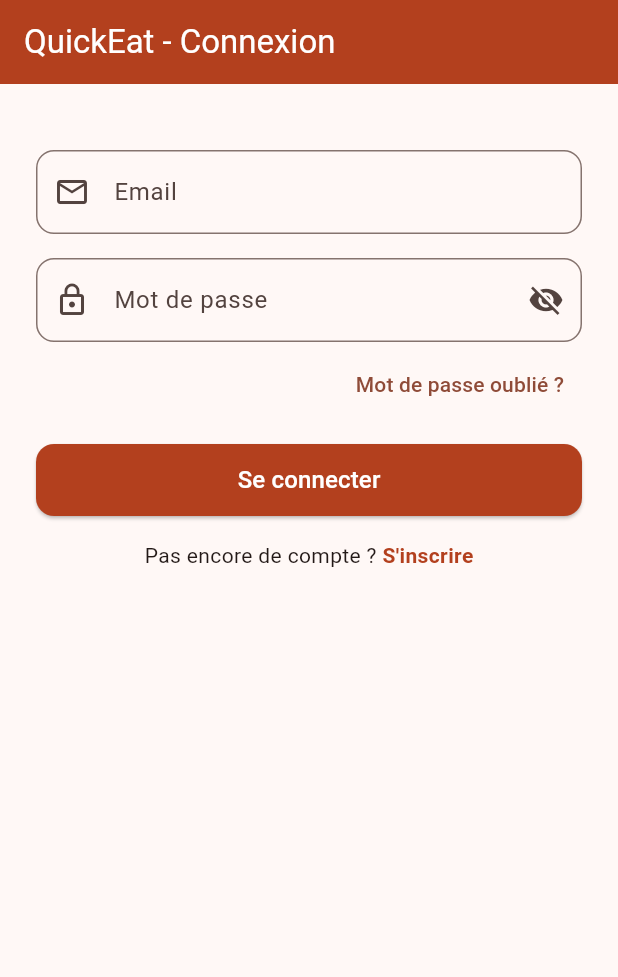
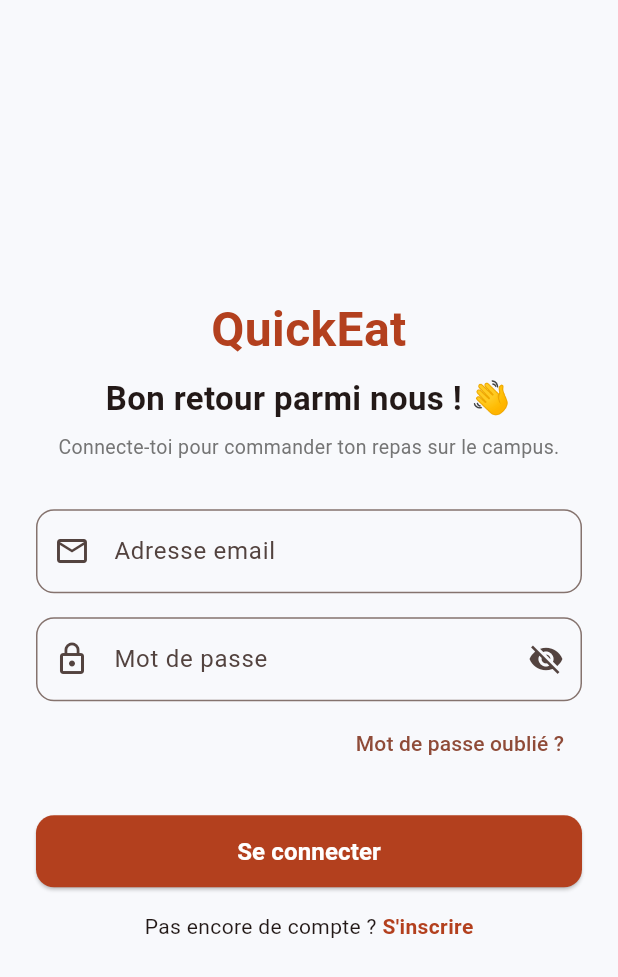
Before and after one commit to DavFilsDev/quick-eat-app, a Flutter app: the screen it shows after launch, on a phone screen of 412 x 824 dp. Shown: the top 977 px of the screen. Run offline on Flutter 3.47's test engine with Material 3 defaults, Android fonts, the phone set to English and light mode, and no system bars; our stand-ins replace cached_network_image, cloud_firestore, firebase_auth, firebase_core; accounts and stored records are empty.

Commit message:
feat(auth): align LoginScreen header and styling with Figma mockup

```diff
--- a/lib/features/auth/presentation/screens/login_screen.dart
+++ b/lib/features/auth/presentation/screens/login_screen.dart
@@ -1,4 +1,3 @@
-// login_screen.dart (version lisible et accessible)
 import 'package:flutter/material.dart';
 
 import '../../../../core/constants/app_colors.dart';
@@ -69,22 +68,45 @@ class _LoginScreenState extends State<LoginScreen> {
     final isLoading = _authController.isLoading;
 
     return Scaffold(
-      appBar: AppBar(
-        title: const Text('QuickEat - Connexion'),
-        backgroundColor: AppColors.primary,
-        foregroundColor: Colors.white,
-      ),
-      body: SingleChildScrollView(
-        padding: const EdgeInsets.all(24.0),
+      backgroundColor: const Color(0xFFF8F9FC),
+      body: Center(
+        child: SingleChildScrollView(
+          padding: const EdgeInsets.symmetric(horizontal: 24.0, vertical: 32.0),
+          child: ConstrainedBox(
+            constraints: const BoxConstraints(maxWidth: 420),
             child: Form(
               key: _formKey,
               child: Column(
                 crossAxisAlignment: CrossAxisAlignment.stretch,
                 children: [
-              const SizedBox(height: 20),
+                  // En-tête Figma
+                  Text(
+                    'QuickEat',
+                    style: TextStyle(
+                      fontSize: 32,
+                      fontWeight: FontWeight.bold,
+                      color: AppColors.primary,
+                    ),
+                    textAlign: TextAlign.center,
+                  ),
+                  const SizedBox(height: 8),
+                  const Text(
+                    'Bon retour parmi nous ! 👋',
+                    style: TextStyle(fontSize: 22, fontWeight: FontWeight.bold),
+                    textAlign: TextAlign.center,
+                  ),
+                  const SizedBox(height: 6),
+                  Text(
+                    'Connecte-toi pour commander ton repas sur le campus.',
+                    style: TextStyle(color: Colors.grey.shade600, fontSize: 13),
+                    textAlign: TextAlign.center,
+                  ),
+                  const SizedBox(height: 32),
+
+                  // Champs de saisie
                   AuthTextField(
                     controller: _emailController,
-                label: 'Email',
+                    label: 'Adresse email',
                     prefixIcon: Icons.email_outlined,
                     keyboardType: TextInputType.emailAddress,
                     validator: (val) => (val == null || !val.contains('@'))
@@ -99,7 +121,9 @@ class _LoginScreenState extends State<LoginScreen> {
                     obscureText: _obscurePassword,
                     suffixIcon: IconButton(
                       icon: Icon(
-                    _obscurePassword ? Icons.visibility_off : Icons.visibility,
+                        _obscurePassword
+                            ? Icons.visibility_off
+                            : Icons.visibility,
                       ),
                       onPressed: () =>
                           setState(() => _obscurePassword = !_obscurePassword),
@@ -108,19 +132,15 @@ class _LoginScreenState extends State<LoginScreen> {
                         ? 'Mot de passe trop court'
                         : null,
                   ),
-
-              // Lien mot de passe oublié avec pointeur
                   const SizedBox(height: 4),
                   Align(
                     alignment: Alignment.centerRight,
-                child: MouseRegion(
-                  cursor: SystemMouseCursors.click,
                     child: TextButton(
                       onPressed: () {
                         ScaffoldMessenger.of(context).showSnackBar(
                           const SnackBar(
                             content: Text(
-                            'Saisissez votre email pour réinitialiser le mot de passe.',
+                              'Saisissez votre email pour réinitialiser.',
                             ),
                           ),
                         );
@@ -128,9 +148,9 @@ class _LoginScreenState extends State<LoginScreen> {
                       child: const Text('Mot de passe oublié ?'),
                     ),
                   ),
-              ),
-              const SizedBox(height: 16),
+                  const SizedBox(height: 24),
 
+                  // Bouton Se connecter
                   SizedBox(
                     height: 48,
                     child: ElevatedButton(
@@ -153,7 +173,10 @@ class _LoginScreenState extends State<LoginScreen> {
                             )
                           : const Text(
                               'Se connecter',
-                          style: TextStyle(fontSize: 16),
+                              style: TextStyle(
+                                fontSize: 16,
+                                fontWeight: FontWeight.bold,
+                              ),
                             ),
                     ),
                   ),
@@ -162,9 +185,7 @@ class _LoginScreenState extends State<LoginScreen> {
                     mainAxisAlignment: MainAxisAlignment.center,
                     children: [
                       const Text('Pas encore de compte ? '),
-                  MouseRegion(
-                    cursor: SystemMouseCursors.click,
-                    child: GestureDetector(
+                      GestureDetector(
                         onTap: () =>
                             Navigator.of(context).pushNamed(AppRouter.register),
                         child: Text(
@@ -175,13 +196,14 @@ class _LoginScreenState extends State<LoginScreen> {
                           ),
                         ),
                       ),
-                  ),
                     ],
                   ),
                 ],
               ),
             ),
           ),
+        ),
+      ),
     );
   }
 }
```
Lines whose indentation alone changed are shown as unchanged.
